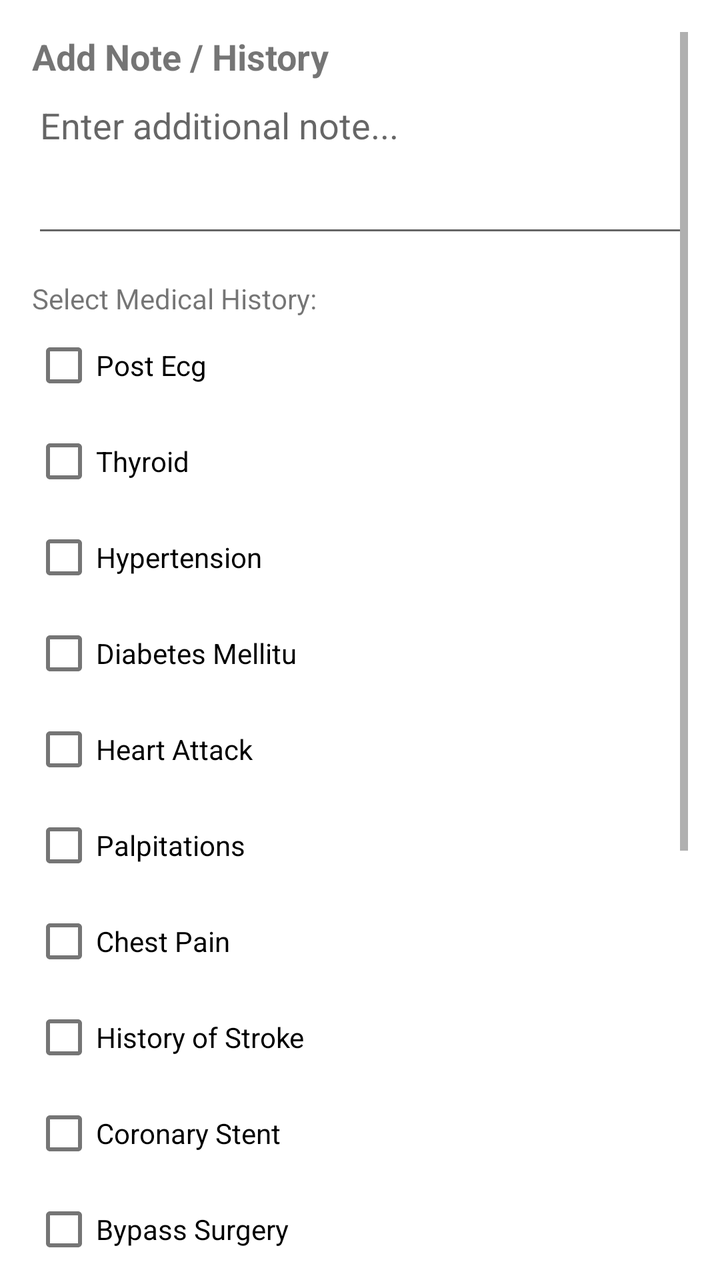
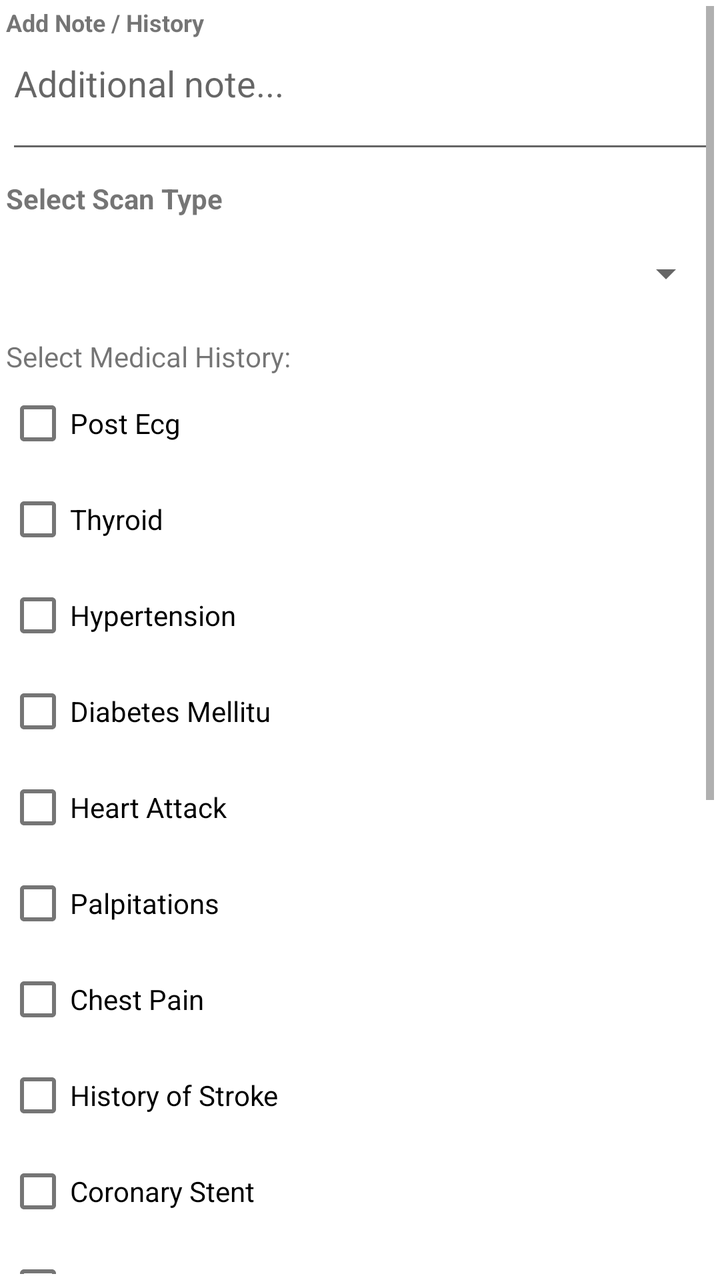

The first picture is an Android layout as it rendered before a commit; the second is the same layout after the commit. The layout source and the unified diff follow.
<!-- AndroidManifest.xml: application theme AppTheme -->
<!-- res/layout/add_note_dialog.xml -->
<?xml version="1.0" encoding="utf-8"?>
<ScrollView xmlns:android="http://schemas.android.com/apk/res/android"
    android:layout_width="match_parent"
    android:layout_height="wrap_content"
    android:padding="16dp">

    <LinearLayout
        android:orientation="vertical"
        android:layout_width="match_parent"
        android:layout_height="wrap_content">

        <TextView
            android:id="@+id/add_text_label"
            android:layout_width="wrap_content"
            android:layout_height="wrap_content"
            android:text="Add Note / History"
            android:textStyle="bold"
            android:textSize="18sp" />

        
        <EditText
            android:id="@+id/notes"
            android:layout_width="match_parent"
            android:layout_height="wrap_content"
            android:hint="Enter additional note..."
            android:inputType="textMultiLine"
            android:minLines="3"
            android:gravity="top" />

        
        <TextView
            android:layout_width="wrap_content"
            android:layout_height="wrap_content"
            android:text="Select Medical History:"
            android:layout_marginTop="16dp" />
        <CheckBox android:id="@+id/option_PostEcg" android:layout_width="wrap_content" android:layout_height="wrap_content" android:text="Post Ecg"/>
        <CheckBox android:id="@+id/option_Thyroid" android:layout_width="wrap_content" android:layout_height="wrap_content" android:text="Thyroid"/>

        <CheckBox android:id="@+id/option_Hypertension" android:layout_width="wrap_content" android:layout_height="wrap_content" android:text="Hypertension"/>
        <CheckBox android:id="@+id/option_DiabetesMellitu" android:layout_width="wrap_content" android:layout_height="wrap_content" android:text="Diabetes Mellitu"/>
        <CheckBox android:id="@+id/option_HeartAttack" android:layout_width="wrap_content" android:layout_height="wrap_content" android:text="Heart Attack"/>
        <CheckBox android:id="@+id/option_Palpitations" android:layout_width="wrap_content" android:layout_height="wrap_content" android:text="Palpitations"/>
        <CheckBox android:id="@+id/option_ChestPain" android:layout_width="wrap_content" android:layout_height="wrap_content" android:text="Chest Pain"/>
        <CheckBox android:id="@+id/option_HistoryofStroke" android:layout_width="wrap_content" android:layout_height="wrap_content" android:text="History of Stroke"/>
        <CheckBox android:id="@+id/option_CoronaryStent" android:layout_width="wrap_content" android:layout_height="wrap_content" android:text="Coronary Stent"/>
        <CheckBox android:id="@+id/option_BypassSurgery" android:layout_width="wrap_content" android:layout_height="wrap_content" android:text="Bypass Surgery"/>
        <CheckBox android:id="@+id/option_LegSwelling" android:layout_width="wrap_content" android:layout_height="wrap_content" android:text="Leg Swelling"/>
        <CheckBox android:id="@+id/option_generalcheckup" android:layout_width="wrap_content" android:layout_height="wrap_content" android:text="General Checkup"/>
        <CheckBox android:id="@+id/option_BreathingProblems" android:layout_width="wrap_content" android:layout_height="wrap_content" android:text="Breathing Problems"/>
        <CheckBox android:id="@+id/option_Allergy" android:layout_width="wrap_content" android:layout_height="wrap_content" android:text="Allergy"/>
        <CheckBox android:id="@+id/option_Holter" android:layout_width="wrap_content" android:layout_height="wrap_content" android:text="Holter"/>


        
        <Button
            android:id="@+id/save_text"
            android:layout_width="wrap_content"
            android:layout_height="wrap_content"
            android:layout_marginTop="24dp"
            android:text="Save" />

    </LinearLayout>
</ScrollView>
<!-- resources referenced by this layout -->
<resources>
  <style name="AppTheme" parent="Theme.MaterialComponents.Light.NoActionBar">
          <item name="colorPrimary">@color/colorPrimary</item>
          <item name="colorPrimaryDark">@color/colorPrimaryDark</item>
          <item name="colorAccent">@color/colorAccent</item>
      </style>
  <color name="colorPrimary">#6200EE</color>
  <color name="colorPrimaryDark">#3700B3</color>
  <color name="colorAccent">#03DAC5</color>
</resources>

<!-- the commit's change to res/layout/add_note_dialog.xml (unified diff, before → after) -->
@@ -2,7 +2,7 @@
 <ScrollView xmlns:android="http://schemas.android.com/apk/res/android"
     android:layout_width="match_parent"
     android:layout_height="wrap_content"
-    android:padding="16dp">
+    android:padding="3dp">
 
     <LinearLayout
         android:orientation="vertical"
@@ -15,31 +15,46 @@
             android:layout_height="wrap_content"
             android:text="Add Note / History"
             android:textStyle="bold"
-            android:textSize="18sp" />
+            android:textSize="12sp" />
 
         
         <EditText
             android:id="@+id/notes"
             android:layout_width="match_parent"
             android:layout_height="wrap_content"
-            android:hint="Enter additional note..."
+            android:hint="Additional note..."
             android:inputType="textMultiLine"
-            android:minLines="3"
+            android:minLines="2"
             android:gravity="top" />
 
         
         <TextView
             android:layout_width="wrap_content"
             android:layout_height="wrap_content"
+            android:text="Select Scan Type"
+            android:textStyle="bold"
+            android:layout_marginTop="8dp" />
+
+        <Spinner
+            android:id="@+id/scanTypeSpinner"
+            android:layout_width="match_parent"
+            android:layout_height="48dp"
+            android:minHeight="48dp"
+            android:paddingLeft="12dp"
+            android:paddingRight="12dp"
+            android:layout_marginTop="4dp" />
+
+        <TextView
+            android:layout_width="wrap_content"
+            android:layout_height="wrap_content"
             android:text="Select Medical History:"
-            android:layout_marginTop="16dp" />
+            android:layout_marginTop="8dp" />
         <CheckBox android:id="@+id/option_PostEcg" android:layout_width="wrap_content" android:layout_height="wrap_content" android:text="Post Ecg"/>
         <CheckBox android:id="@+id/option_Thyroid" android:layout_width="wrap_content" android:layout_height="wrap_content" android:text="Thyroid"/>
-
         <CheckBox android:id="@+id/option_Hypertension" android:layout_width="wrap_content" android:layout_height="wrap_content" android:text="Hypertension"/>
         <CheckBox android:id="@+id/option_DiabetesMellitu" android:layout_width="wrap_content" android:layout_height="wrap_content" android:text="Diabetes Mellitu"/>
         <CheckBox android:id="@+id/option_HeartAttack" android:layout_width="wrap_content" android:layout_height="wrap_content" android:text="Heart Attack"/>
-        <CheckBox android:id="@+id/option_Palpitations" android:layout_width="wrap_content" android:layout_height="wrap_content" android:text="Palpitations"/>
+       <CheckBox android:id="@+id/option_Palpitations" android:layout_width="wrap_content" android:layout_height="wrap_content" android:text="Palpitations"/>
         <CheckBox android:id="@+id/option_ChestPain" android:layout_width="wrap_content" android:layout_height="wrap_content" android:text="Chest Pain"/>
         <CheckBox android:id="@+id/option_HistoryofStroke" android:layout_width="wrap_content" android:layout_height="wrap_content" android:text="History of Stroke"/>
         <CheckBox android:id="@+id/option_CoronaryStent" android:layout_width="wrap_content" android:layout_height="wrap_content" android:text="Coronary Stent"/>
@@ -47,16 +62,15 @@
         <CheckBox android:id="@+id/option_LegSwelling" android:layout_width="wrap_content" android:layout_height="wrap_content" android:text="Leg Swelling"/>
         <CheckBox android:id="@+id/option_generalcheckup" android:layout_width="wrap_content" android:layout_height="wrap_content" android:text="General Checkup"/>
         <CheckBox android:id="@+id/option_BreathingProblems" android:layout_width="wrap_content" android:layout_height="wrap_content" android:text="Breathing Problems"/>
-        <CheckBox android:id="@+id/option_Allergy" android:layout_width="wrap_content" android:layout_height="wrap_content" android:text="Allergy"/>
+        <CheckBox android:id="@+id/option_Hcm" android:layout_width="wrap_content" android:layout_height="wrap_content" android:text="Hcm"/>
+        <CheckBox android:id="@+id/option_Dcm" android:layout_width="wrap_content" android:layout_height="wrap_content" android:text="Dcm"/>
         <CheckBox android:id="@+id/option_Holter" android:layout_width="wrap_content" android:layout_height="wrap_content" android:text="Holter"/>
-
-
         
         <Button
             android:id="@+id/save_text"
             android:layout_width="wrap_content"
             android:layout_height="wrap_content"
-            android:layout_marginTop="24dp"
+            android:layout_marginTop="18dp"
             android:text="Save" />
 
     </LinearLayout>
